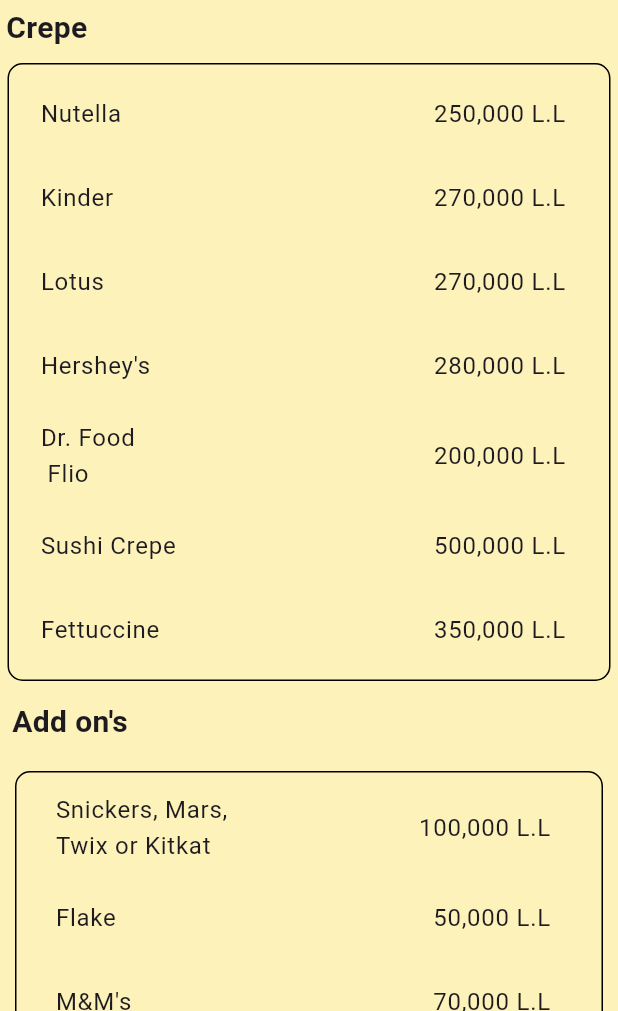
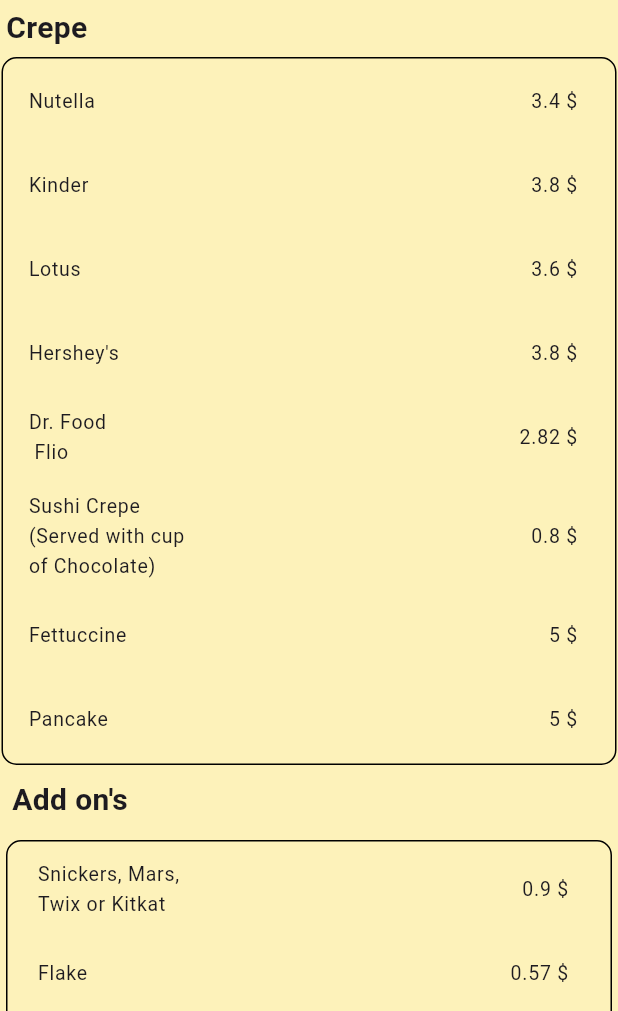
Before and after one commit to sacctoll/sacctol, a Flutter app: the screen it shows after launch, after a tap on "Crepe", on a phone screen of 412 x 824 dp, the part 225-1236 px from its top. Run offline on Flutter 3.47's test engine with Material 3 defaults, Android fonts, the light colour scheme and no system bars; network calls fail.

Commit message:
update prices

```diff
--- a/lib/main.dart
+++ b/lib/main.dart
@@ -83,35 +83,37 @@
           'https://cdn.iconscout.com/icon/premium/png-512-thumb/crepe-2757573-2292622.png?f=webp&w=256',
       name: 'Crepe',
       ourMenuItems: [
-        MenuItem(name: 'Nutella', price: '250,000 L.L'),
-        MenuItem(name: 'Kinder', price: '270,000 L.L'),
-        MenuItem(name: 'Lotus', price: '270,000 L.L'),
-        MenuItem(name: "Hershey's", price: '280,000 L.L'),
-        MenuItem(name: 'Dr. Food\n Flio', price: '200,000 L.L'),
-        MenuItem(name: 'Sushi Crepe', price: '500,000 L.L'),
-        MenuItem(name: 'Fettuccine', price: '350,000 L.L'),
+        MenuItem(name: 'Nutella', price: '3.4 \$'),
+        MenuItem(name: 'Kinder', price: '3.8 \$'),
+        MenuItem(name: 'Lotus', price: '3.6 \$'),
+        MenuItem(name: "Hershey's", price: '3.8 \$'),
+        MenuItem(name: 'Dr. Food\n Flio', price: '2.82 \$'),
+        MenuItem(
+            name: 'Sushi Crepe\n(Served with cup\nof Chocolate)',
+            price: '0.8 \$'),
+        MenuItem(name: 'Fettuccine', price: '5 \$'),
+        MenuItem(name: 'Pancake', price: '5 \$'),
       ],
       addsItems: [
         AddsItem(
           name: 'Snickers, Mars,\nTwix or Kitkat',
-          price: '100,000 L.L',
+          price: '0.9 \$',
         ),
-        AddsItem(name: 'Flake', price: '50,000 L.L'),
-        AddsItem(name: "M&M's", price: '70,000 L.L'),
-        AddsItem(name: 'Galaxy', price: '100,000 L.L'),
-        AddsItem(name: 'Brownies', price: '60,000 L.L'),
-        AddsItem(name: 'Milka Oreo', price: '100,000 L.L'),
-        AddsItem(name: 'Nutella or\n Lotus', price: '100,000 L.L'),
-        AddsItem(name: 'Kinder Bar', price: '30,000 L.L'),
+        AddsItem(name: 'Flake', price: '0.57 \$'),
+        AddsItem(name: "M&M's", price: '0.85 \$'),
+        AddsItem(name: 'Galaxy', price: '0.9 \$'),
+        AddsItem(name: 'Brownies', price: '0.68 \$'),
+        AddsItem(name: 'Milka Oreo', price: '1.13 \$'),
+        AddsItem(name: 'Nutella or\n Lotus', price: '1.13 \$'),
+        AddsItem(name: 'Kinder Bar', price: '0.3 \$'),
         AddsItem(
           name: "Peanut Butter\nor Hershey's",
-          price: '100,000 L.L',
+          price: '1.13 \$',
         ),
-        AddsItem(name: 'Banana', price: '50,000 L.L'),
-        AddsItem(name: 'Strawberry', price: '100,000 L.L'),
-        AddsItem(name: 'Nuts', price: '50,000 L.L'),
-        AddsItem(name: 'Oreo', price: '50,000 L.L'),
-        AddsItem(name: 'Lotus', price: '50,000 L.L'),
+        AddsItem(name: 'Banana', price: '0.57 \$'),
+        AddsItem(name: 'Strawberry', price: '1.13 \$'),
+        AddsItem(name: 'Oreo', price: '0.57 \$'),
+        AddsItem(name: 'Lotus', price: '0.29 \$'),
       ],
     ),
     Category(
@@ -146,54 +148,47 @@
         ],
         ourMenuItems: [
           MenuItem(
-              name: 'Strawberry', price: 'M: 250,000 L.L \nL: 350,000 L.L'),
-          MenuItem(name: 'oreo', price: 'M: 250,000 L.L \nL: 350,000 L.L'),
-          MenuItem(name: 'Lotus', price: 'M: 250,000 L.L \nL: 350,000 L.L'),
-          MenuItem(name: 'Chocolate', price: 'M: 250,000 L.L \nL: 350,000 L.L'),
-          MenuItem(name: 'Caramel', price: 'M: 250,000 L.L \nL: 350,000 L.L'),
+              name: 'Strawberry', price: 'M: 250,000 L.L \n L: 350,000 L.L'),
+          MenuItem(name: 'oreo', price: 'M: 250,000 L.L \n L: 350,000 L.L'),
+          MenuItem(name: 'Lotus', price: 'M: 250,000 L.L \n L: 350,000 L.L'),
           MenuItem(
-              name: 'Bubble Gum', price: 'M: 250,000 L.L \nL: 350,000 L.L'),
-          MenuItem(name: 'Protien', price: 'M: 250,000 L.L \nL: 350,000 L.L'),
+              name: 'Chocolate', price: 'M: 250,000 L.L \n L: 350,000 L.L'),
+          MenuItem(name: 'Caramel', price: 'M: 250,000 L.L \n L: 350,000 L.L'),
+          MenuItem(
+              name: 'Bubble Gum', price: 'M: 250,000 L.L \n L: 350,000 L.L'),
+          MenuItem(name: 'Protien', price: 'M: 250,000 L.L \n L: 350,000 L.L'),
         ]),
     Category(
       imageUrl:
           'https://cdn.iconscout.com/icon/premium/png-512-thumb/smoothie-136-745926.png?f=webp&w=256',
       name: 'Smoothies',
       ourMenuItems: [
-        MenuItem(name: 'Strawberry', price: 'M: 200,000 L.L \nL: 300,000 L.L'),
-        MenuItem(name: 'Peach', price: 'M: 200,000 L.L \nL: 300,000 L.L'),
+        MenuItem(name: 'Strawberry', price: 'M: 200,000 L.L \n L: 300,000 L.L'),
+        MenuItem(name: 'Peach', price: 'M: 200,000 L.L \n L: 300,000 L.L'),
         MenuItem(
-            name: 'Dragon Fruit', price: 'M: 200,000 L.L \nL: 300,000 L.L'),
-        MenuItem(name: 'Lemonade', price: 'M: 200,000 L.L \nL: 300,000 L.L'),
+            name: 'Dragon Fruit', price: 'M: 200,000 L.L \n L: 300,000 L.L'),
+        MenuItem(name: 'Lemonade', price: 'M: 250,000 L.L \n L: 350,000 L.L'),
         MenuItem(
-            name: 'Minted Lemonade', price: 'M: 200,000 L.L \nL: 300,000 L.L'),
+            name: 'Minted\nLemonade',
+            price: 'M: 250,000 L.L \n L: 350,000 L.L'),
       ],
-      addsItems: [
-        AddsItem(
-          name: 'Whipped Cream\n on Top',
-          price: '50,000 L.L',
-        ),
-        AddsItem(
-          name: 'Syrup',
-          price: '30,000 L.L',
-        ),
-        AddsItem(
-          name: 'Sauce',
-          price: '30,000 L.L',
-        ),
-        AddsItem(
-          name: 'Biscuits',
-          price: '30,000 L.L',
-        ),
-        AddsItem(
-          name: 'Candies',
-          price: '50,000 L.L',
-        ),
-        AddsItem(
-          name: 'Fruits',
-          price: '50,000 L.L',
-        ),
+      addsItems: [],
+    ),
+    Category(
+      name: 'Fresh Juices',
+      ourMenuItems: [
+        MenuItem(
+            name: 'Cocktail',
+            price: 'M: 200,000 L.L\n L: 300,000 L.L\n1L: 550,000L.L'),
+        MenuItem(name: 'Strawberry', price: 'M: 150,000 L.L\n L: 250,000 L.L'),
+        MenuItem(name: 'Mango', price: 'M: 150,000 L.L\n L: 250,000 L.L'),
+        MenuItem(
+            name: 'Orange',
+            price: 'M: 100,000 L.L\n L: 150,000 L.L\n1L: 200,000L.L'),
       ],
+      imageUrl:
+          'https://cdn.iconscout.com/icon/premium/png-512-thumb/juice-185-357899.png?f=webp&w=256',
+      addsItems: [AddsItem(name: ' ', price: ' ')],
     ),
     Category(
         imageUrl:
@@ -220,6 +215,19 @@
         addsItems: []),
     Category(
         imageUrl:
+            'https://cdn.iconscout.com/icon/premium/png-512-thumb/cheesecake-1616885-1372392.png?f=webp&w=256',
+        name: 'Special\nCheeseCake',
+        ourMenuItems: [
+          MenuItem(name: 'Lotus', price: '250,000 L.L'),
+          MenuItem(name: 'Snickers', price: '250,000 L.L'),
+          MenuItem(name: 'Strawberry', price: '250,000 L.L'),
+          MenuItem(name: 'Oreo', price: '250,000 L.L'),
+          MenuItem(name: 'Kinder', price: '250,000 L.L'),
+          MenuItem(name: 'Galaxy', price: '250,000 L.L'),
+        ],
+        addsItems: []),
+    Category(
+        imageUrl:
             'https://cdn.iconscout.com/icon/premium/png-512-thumb/cupcake-150-503568.png?f=webp&w=256',
         name: 'Cup',
         ourMenuItems: [
@@ -231,7 +239,55 @@
           MenuItem(name: 'Karimix', price: 'M: 200,000 L.L\n3L: 00,000 L.L'),
         ],
         addsItems: []),
-
+    Category(
+        name: 'Ice Cream',
+        addsItems: [
+          AddsItem(name: 'Achta', price: '50,000 L.L'),
+          AddsItem(name: 'Cones', price: '50,000 L.L'),
+        ],
+        ourMenuItems: [
+          MenuItem(name: 'Small Cone', price: '100,000 L.L'),
+          MenuItem(name: 'Mix Cone', price: '200,000 L.L'),
+          MenuItem(name: 'Large Cone', price: '250,000 L.L'),
+          MenuItem(name: 'One Boule', price: '100,000 L.L'),
+          MenuItem(name: 'Achta Cone', price: '300,000 L.L'),
+          MenuItem(name: '500 G Mix', price: '450,000 L.L'),
+          MenuItem(name: '1kg Mix', price: '900,000 L.L'),
+          MenuItem(name: '1kg Achta', price: '1,350,000 L.L'),
+        ],
+        imageUrl:
+            'https://cdn.iconscout.com/icon/premium/png-512-thumb/ice-cream-442-978592.png?f=webp&w=256'),
+    Category(
+      name: 'Candies',
+      ourMenuItems: [
+        MenuItem(name: '150g', price: '100,000 L.L'),
+        MenuItem(name: 'Gelatine\n Cup', price: '100,000 L.L'),
+        MenuItem(name: 'Eyes Cup', price: '130,000 L.L'),
+      ],
+      imageUrl:
+          'https://cdn.iconscout.com/icon/premium/png-512-thumb/candies-2641618-2189665.png?f=webp&w=256',
+      addsItems: [],
+    ),
+    Category(
+      name: 'Merry Cream',
+      ourMenuItems: [
+        MenuItem(name: 'Small Cone', price: '100,000 L.L'),
+        MenuItem(name: 'Large Cone', price: '200,000 L.L'),
+        MenuItem(name: 'Oreo Cup', price: '200,000 L.L'),
+        MenuItem(name: 'Lotus Cup', price: '200,000 L.L'),
+        MenuItem(name: 'Strawberry Cup', price: '200,000 L.L'),
+        MenuItem(name: 'Kinder Cup', price: '250,000 L.L'),
+      ],
+      imageUrl:
+          'https://cdn.iconscout.com/icon/premium/png-512-thumb/ice-cream-2115998-1802281.png?f=webp&w=256',
+      addsItems: [
+        AddsItem(name: 'Fruit', price: '50,000 L.L'),
+        AddsItem(name: 'Biscuit', price: '50,000 L.L'),
+        AddsItem(name: 'Surup', price: '20,000 L.L'),
+        AddsItem(name: 'Candies', price: '50,000 L.L'),
+        AddsItem(name: 'Whipped\n Cream', price: '50,000 L.L'),
+      ],
+    ),
     // Add more categories as needed
   ];
 
@@ -239,8 +295,8 @@
   Widget build(BuildContext context) {
     Widget w = const Image(
       image: AssetImage('imagess/logo.jpg'),
-      width: 150,
-      height: 150,
+      width: 120,
+      height: 120,
     );
     return Scaffold(
         backgroundColor: Color.fromARGB(255, 253, 242, 186),
@@ -250,7 +306,7 @@
               child: Center(child: w)),
           Expanded(
             child: GridView.count(
-              crossAxisCount: 2,
+              crossAxisCount: 3,
               children: categories
                   .map(
                     (category) => GestureDetector(
@@ -273,16 +329,17 @@
                         ),
                         child: Center(
                             child: Column(
+                          mainAxisAlignment: MainAxisAlignment.spaceEvenly,
                           children: [
                             Image.network(
                               category.imageUrl,
-                              height: 70,
-                              width: 70,
+                              height: 50,
+                              width: 50,
                             ),
                             Text(
                               category.name,
                               style: const TextStyle(
-                                  fontSize: 15, fontWeight: FontWeight.w600),
+                                  fontSize: 12, fontWeight: FontWeight.w500),
                             ),
                           ],
                         )
@@ -335,12 +392,12 @@
                   ),
                   Container(
                       padding: const EdgeInsets.symmetric(
-                        horizontal: 5,
-                        vertical: 5,
+                        horizontal: 1,
+                        vertical: 1,
                       ),
                       margin: const EdgeInsets.symmetric(
-                        horizontal: 5,
-                        vertical: 5,
+                        horizontal: 1,
+                        vertical: 1,
                       ),
                       decoration: BoxDecoration(
                           color: Color.fromARGB(255, 253, 242, 186),
@@ -355,8 +412,10 @@
                                 mainAxisAlignment:
                                     MainAxisAlignment.spaceBetween,
                                 children: [
-                                  Text(item.name),
-                                  Text(item.price),
+                                  Text(item.name,
+                                      style: TextStyle(fontSize: 13)),
+                                  Text(item.price,
+                                      style: TextStyle(fontSize: 13)),
                                 ],
                               )),
                             )
@@ -372,12 +431,12 @@
                   ),
                   Container(
                     padding: const EdgeInsets.symmetric(
-                      horizontal: 10,
-                      vertical: 5,
+                      horizontal: 4,
+                      vertical: 4,
                     ),
                     margin: const EdgeInsets.symmetric(
-                      horizontal: 10,
-                      vertical: 10,
+                      horizontal: 4,
+                      vertical: 4,
                     ),
                     decoration: BoxDecoration(
                         color: Color.fromARGB(255, 253, 242, 186),
@@ -391,8 +450,9 @@
                                 title: Row(
                               mainAxisAlignment: MainAxisAlignment.spaceBetween,
                               children: [
-                                Text(item.name),
-                                Text(item.price),
+                                Text(item.name, style: TextStyle(fontSize: 13)),
+                                Text(item.price,
+                                    style: TextStyle(fontSize: 13)),
                               ],
                             )),
                           )
```
